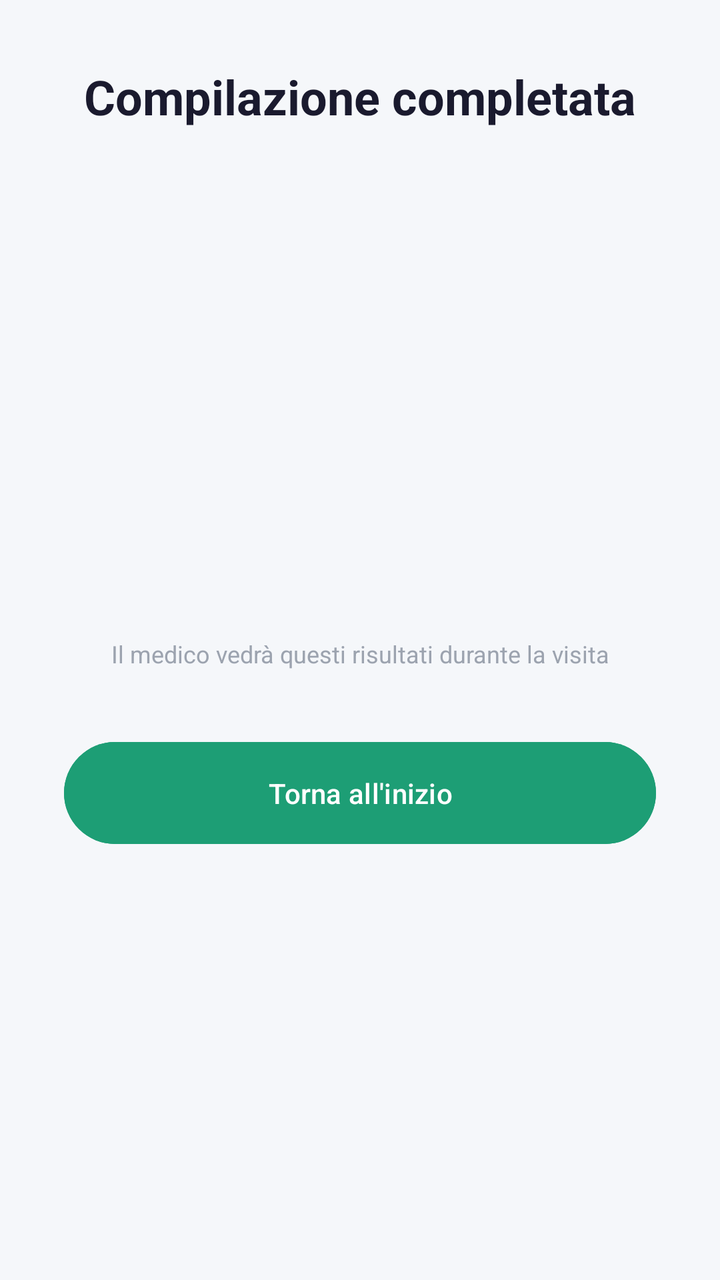
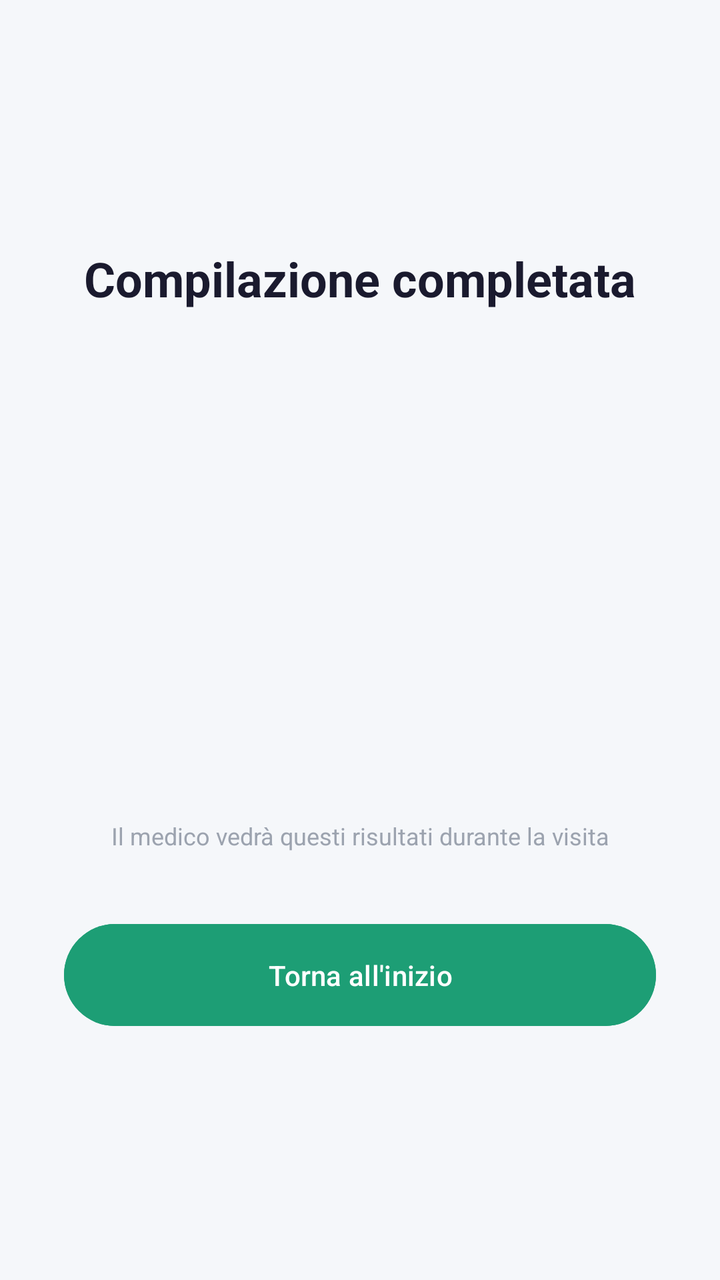

Screens rendered from an Android XML layout before and after an edit, with the pre-edit source and the edit as a unified diff.
<!-- AndroidManifest.xml: application theme Theme.PatientKiosk -->
<!-- res/layout/activity_result.xml -->
<?xml version="1.0" encoding="utf-8"?>
<ScrollView xmlns:android="http://schemas.android.com/apk/res/android"
    android:layout_width="match_parent"
    android:layout_height="match_parent"
    android:background="#F5F7FA">

    <LinearLayout
        android:layout_width="match_parent"
        android:layout_height="wrap_content"
        android:orientation="vertical"
        android:gravity="center"
        android:padding="32dp">

        <TextView
            android:layout_width="wrap_content"
            android:layout_height="wrap_content"
            android:text="Compilazione completata"
            android:textSize="24sp"
            android:textStyle="bold"
            android:textColor="#1A1A2E"
            android:layout_marginBottom="8dp"/>

        <TextView
            android:id="@+id/tvQuestionnaireName"
            android:layout_width="wrap_content"
            android:layout_height="wrap_content"
            android:textSize="14sp"
            android:textColor="#6B7280"
            android:layout_marginBottom="32dp"/>

        <TextView
            android:id="@+id/tvScore"
            android:layout_width="wrap_content"
            android:layout_height="wrap_content"
            android:textSize="64sp"
            android:textStyle="bold"
            android:textColor="#1D9E75"
            android:layout_marginBottom="8dp"/>

        <TextView
            android:id="@+id/tvMaxScore"
            android:layout_width="wrap_content"
            android:layout_height="wrap_content"
            android:textSize="16sp"
            android:textColor="#6B7280"
            android:layout_marginBottom="24dp"/>

        <TextView
            android:id="@+id/tvInterpretation"
            android:layout_width="wrap_content"
            android:layout_height="wrap_content"
            android:textSize="18sp"
            android:textStyle="bold"
            android:textColor="#1A1A2E"
            android:gravity="center"
            android:layout_marginBottom="32dp"/>

        <TextView
            android:layout_width="wrap_content"
            android:layout_height="wrap_content"
            android:text="Il medico vedrà questi risultati durante la visita"
            android:textSize="12sp"
            android:textColor="#9CA3AF"
            android:gravity="center"
            android:layout_marginBottom="32dp"/>

        <Button
            android:id="@+id/btnFinish"
            android:layout_width="match_parent"
            android:layout_height="wrap_content"
            android:text="Torna all'inizio"
            android:backgroundTint="#1D9E75"
            android:textColor="#FFFFFF"
            android:padding="16dp"/>

    </LinearLayout>
</ScrollView>
<!-- resources referenced by this layout -->
<resources>
  <style name="Theme.PatientKiosk" parent="Base.Theme.PatientKiosk" />
  <style name="Base.Theme.PatientKiosk" parent="Theme.Material3.DayNight.NoActionBar">
          
          
      </style>
</resources>

<!-- the commit's change to res/layout/activity_result.xml (unified diff, before → after) -->
@@ -2,6 +2,7 @@
 <ScrollView xmlns:android="http://schemas.android.com/apk/res/android"
     android:layout_width="match_parent"
     android:layout_height="match_parent"
+    android:fillViewport="true"
     android:background="#F5F7FA">
 
     <LinearLayout
@@ -14,7 +15,7 @@
         <TextView
             android:layout_width="wrap_content"
             android:layout_height="wrap_content"
-            android:text="Compilazione completata"
+            android:text="@string/result_title"
             android:textSize="24sp"
             android:textStyle="bold"
             android:textColor="#1A1A2E"
@@ -26,8 +27,10 @@
             android:layout_height="wrap_content"
             android:textSize="14sp"
             android:textColor="#6B7280"
+            android:gravity="center"
             android:layout_marginBottom="32dp"/>
 
+        
         <TextView
             android:id="@+id/tvScore"
             android:layout_width="wrap_content"
@@ -55,10 +58,72 @@
             android:gravity="center"
             android:layout_marginBottom="32dp"/>
 
+        
+        <LinearLayout
+            android:id="@+id/llHadsScores"
+            android:layout_width="match_parent"
+            android:layout_height="wrap_content"
+            android:orientation="vertical"
+            android:visibility="gone"
+            android:layout_marginBottom="32dp">
+
+            <TextView
+                android:layout_width="wrap_content"
+                android:layout_height="wrap_content"
+                android:text="Ansia"
+                android:textSize="16sp"
+                android:textColor="#6B7280"
+                android:layout_marginBottom="4dp"/>
+
+            <TextView
+                android:id="@+id/tvAnxietyScore"
+                android:layout_width="wrap_content"
+                android:layout_height="wrap_content"
+                android:textSize="48sp"
+                android:textStyle="bold"
+                android:textColor="#1D9E75"
+                android:layout_marginBottom="4dp"/>
+
+            <TextView
+                android:id="@+id/tvAnxietyLabel"
+                android:layout_width="wrap_content"
+                android:layout_height="wrap_content"
+                android:textSize="16sp"
+                android:textStyle="bold"
+                android:textColor="#1A1A2E"
+                android:layout_marginBottom="24dp"/>
+
+            <TextView
+                android:layout_width="wrap_content"
+                android:layout_height="wrap_content"
+                android:text="Depressione"
+                android:textSize="16sp"
+                android:textColor="#6B7280"
+                android:layout_marginBottom="4dp"/>
+
+            <TextView
+                android:id="@+id/tvDepressionScore"
+                android:layout_width="wrap_content"
+                android:layout_height="wrap_content"
+                android:textSize="48sp"
+                android:textStyle="bold"
+                android:textColor="#1D9E75"
+                android:layout_marginBottom="4dp"/>
+
+            <TextView
+                android:id="@+id/tvDepressionLabel"
+                android:layout_width="wrap_content"
+                android:layout_height="wrap_content"
+                android:textSize="16sp"
+                android:textStyle="bold"
+                android:textColor="#1A1A2E"/>
+
+        </LinearLayout>
+
         <TextView
             android:layout_width="wrap_content"
             android:layout_height="wrap_content"
-            android:text="Il medico vedrà questi risultati durante la visita"
+            android:text="@string/result_footer"
             android:textSize="12sp"
             android:textColor="#9CA3AF"
             android:gravity="center"
@@ -68,7 +133,7 @@
             android:id="@+id/btnFinish"
             android:layout_width="match_parent"
             android:layout_height="wrap_content"
-            android:text="Torna all'inizio"
+            android:text="@string/btn_finish"
             android:backgroundTint="#1D9E75"
             android:textColor="#FFFFFF"
             android:padding="16dp"/>
<!-- resource entries referenced after the edit -->
@@ -1,5 +1,8 @@
 <!-- resources referenced by this layout -->
 <resources>
+  <string name="btn_finish">Torna all\'inizio</string>
+  <string name="result_footer">Il medico vedrà questi risultati durante la visita</string>
+  <string name="result_title">Compilazione completata</string>
   <style name="Theme.PatientKiosk" parent="Base.Theme.PatientKiosk" />
   <style name="Base.Theme.PatientKiosk" parent="Theme.Material3.DayNight.NoActionBar">
           
